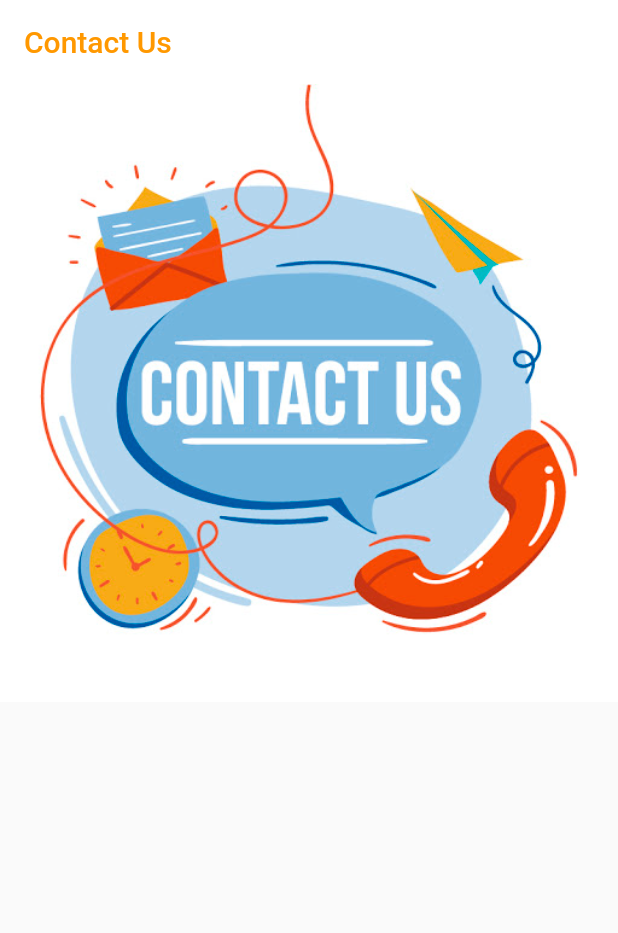
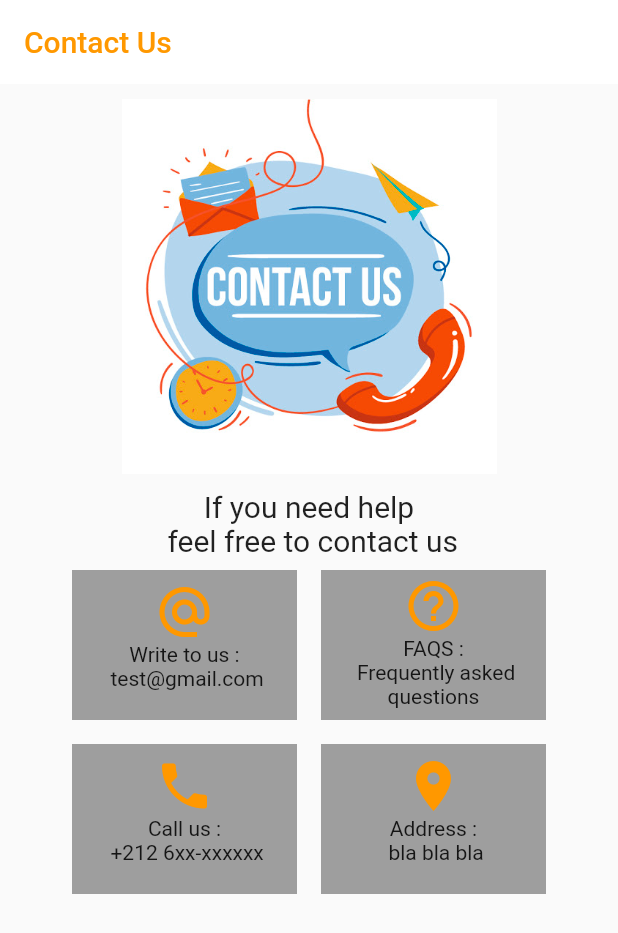
Before and after one commit to Akhele/Flutter-Contact-us-App, a Flutter app: the screen it shows after launch, on a phone screen of 412 x 824 dp. Shown: the top 933 px of the screen. Run offline on Flutter 3.47's test engine with Material 2 defaults, Android fonts, the phone set to English and light mode, and no system bars.

Commit message:
Adding The 4 widgets

```diff
--- a/lib/main.dart
+++ b/lib/main.dart
@@ -1,27 +1,123 @@
 import 'package:flutter/material.dart';
 
 void main() {
-  runApp(
-    contact()
-  );
+  runApp(contact());
 }
 
 // ignore: camel_case_types
 class contact extends StatelessWidget {
-
   @override
   Widget build(BuildContext context) {
     return MaterialApp(
       home: Scaffold(
         appBar: AppBar(
           elevation: 0,
-          title: Text("Contact Us", style: TextStyle(color: Colors.orange),),
+          title: Text(
+            "Contact Us",
+            style: TextStyle(color: Colors.orange),
+          ),
           backgroundColor: Colors.white,
         ),
-
         body: Column(
           children: [
-            Image.asset('images/contact.jpg')
+            SizedBox(
+              height: 10,
+            ),
+            Center(
+                child: Image.asset(
+              'images/contact.jpg',
+              height: 250,
+            )),
+            SizedBox(height: 10,),
+            Text(
+              "If you need help \n feel free to contact us",
+              textAlign: TextAlign.center,
+              style: TextStyle(
+                fontSize: 20,
+              ),
+            ),
+            Row(
+              mainAxisAlignment: MainAxisAlignment.center,
+
+              children: [
+
+                Padding(
+                  padding: const EdgeInsets.all(8.0),
+                  child: Container(
+                    height: 100,
+                    width: 150,
+                    color: Colors.grey,
+                    child: Padding(
+                      padding: const EdgeInsets.all(8.0),
+                      child: Column(
+                        children: [
+                          Icon(Icons.alternate_email, color: Colors.orange,size: 40,),
+                          Text("Write to us : \n test@gmail.com", textAlign: TextAlign.center,),
+                        ],
+                      ),
+                    ),
+                  ),
+                ),
+                Padding(
+                  padding: const EdgeInsets.all(8.0),
+                  child: Container(
+                    height: 100,
+                    width: 150,
+                    color: Colors.grey,
+                    child: Padding(
+                      padding: const EdgeInsets.all(4.0),
+                      child: Column(
+                        children: [
+                          Icon(Icons.help_outline, color: Colors.orange ,size: 40,),
+                          Text("FAQS : \n Frequently asked questions", textAlign: TextAlign.center,),
+                        ],
+                      ),
+                    ),
+                  ),
+                ),
+              ],
+            ),
+            Row(
+              mainAxisAlignment: MainAxisAlignment.center,
+
+              children: [
+
+                Padding(
+                  padding: const EdgeInsets.all(8.0),
+                  child: Container(
+                    height: 100,
+                    width: 150,
+                    color: Colors.grey,
+                    child: Padding(
+                      padding: const EdgeInsets.all(8.0),
+                      child: Column(
+                        children: [
+                          Icon(Icons.phone, color: Colors.orange, size: 40,),
+                          Text("Call us :\n +212 6xx-xxxxxx", textAlign: TextAlign.center,),
+                        ],
+                      ),
+                    ),
+                  ),
+                ),
+                Padding(
+                  padding: const EdgeInsets.all(8.0),
+                  child: Container(
+                    height: 100,
+                    width: 150,
+                    color: Colors.grey,
+                    child: Padding(
+                      padding: const EdgeInsets.all(8.0),
+                      child: Column(
+                        children: [
+                          Icon(Icons.location_on, color: Colors.orange, size: 40,),
+                          Text("Address : \n bla bla bla", textAlign: TextAlign.center,),
+                        ],
+                      ),
+                    ),
+                  ),
+                ),
+              ],
+            ),
           ],
         ),
       ),
```
